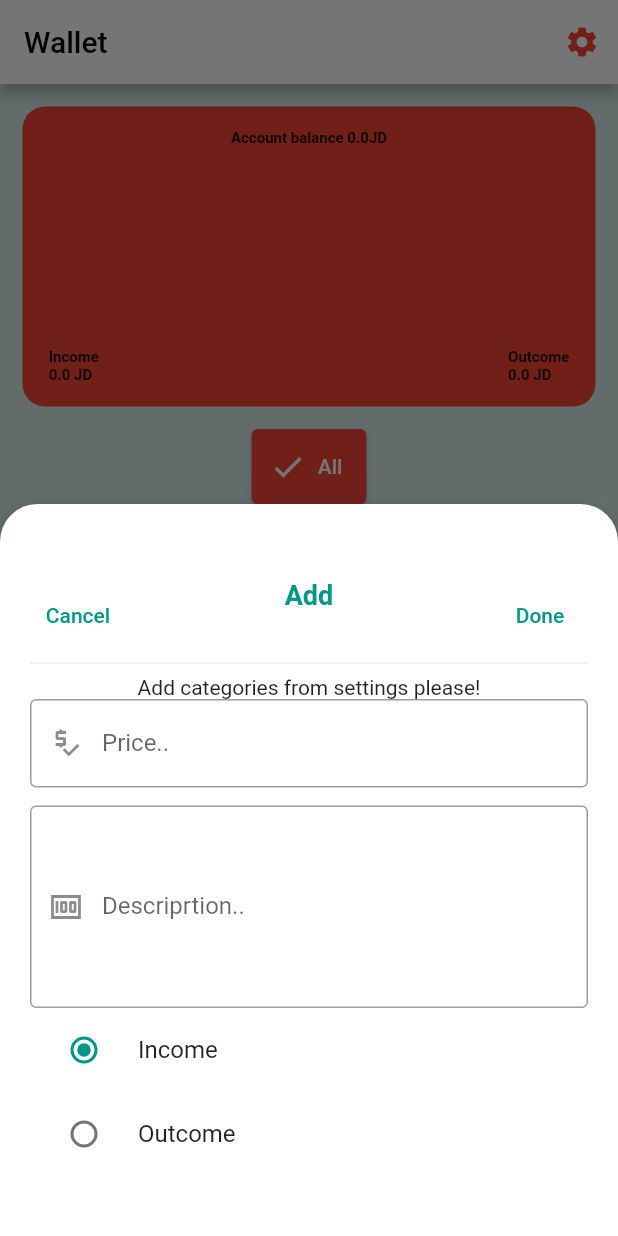
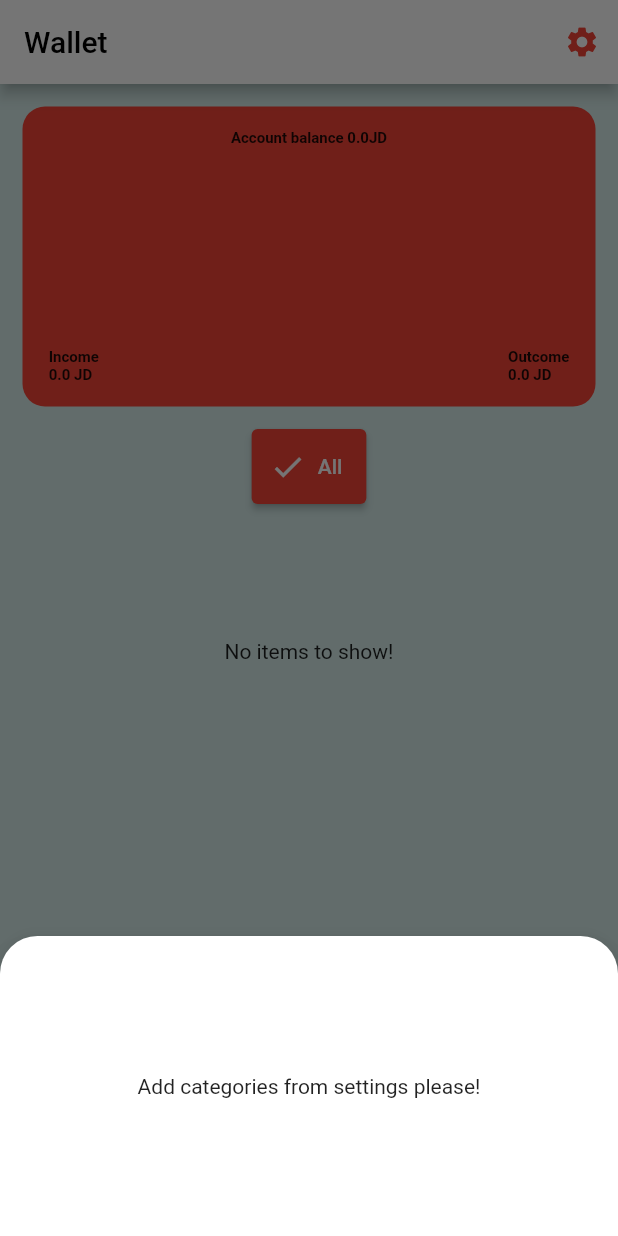
Before and after one commit to elianadaoud/new_wallet_app, a Flutter app: the screen it shows after launch, after a tap on the "add" icon, on a phone screen of 412 x 824 dp. Run offline on Flutter 3.47's test engine with Material 2 defaults, Android fonts, the phone set to English and light mode, and no system bars; our stand-ins replace get_it, hive, hive_flutter, pie_chart; accounts and stored records are empty.

Commit message:
bottom sheet when no cats

```diff
--- a/lib/screens/expenses/widgets/bottom_sheet_widget.dart
+++ b/lib/screens/expenses/widgets/bottom_sheet_widget.dart
@@ -68,7 +68,8 @@ class _BottomSheetWidgetState extends State<BottomSheetWidget> {
           crossAxisAlignment: CrossAxisAlignment.start,
           mainAxisSize: MainAxisSize.min,
           children: [
-          Form(
+            filteredCategoryList.isNotEmpty
+                ? Form(
                     key: formKey,
                     child: Padding(
                       padding: const EdgeInsets.only(top: 50, bottom: 40),
@@ -107,21 +108,18 @@ class _BottomSheetWidgetState extends State<BottomSheetWidget> {
                                           filteredCategoryList.first,
                                     );
                                     if (widget.trans != null) {
-                              newTransaction.uniqueId = widget.trans!.uniqueId;
+                                      newTransaction.uniqueId =
+                                          widget.trans!.uniqueId;
                                     }
                                     widget.onClicked(newTransaction);
-                            print(
-                                '${newTransaction.uniqueId}===== newtransaction');
                                   }
 
                                   Navigator.pop(context);
-                          setState(() {});
                                 }),
                           ],
                         ),
                         const Divider(),
-                filteredCategoryList.isNotEmpty
-                    ? DropdownButton(
+                        DropdownButton(
                           value: selectedCategory != null
                               ? filteredCategoryList.firstWhere(
                                   (element) => element == selectedCategory)
@@ -137,8 +135,7 @@ class _BottomSheetWidgetState extends State<BottomSheetWidget> {
                               selectedCategory = newValue!;
                             });
                           },
-                      )
-                    : Text('Add categories from settings please!'),
+                        ),
                         TextFormField(
                           controller: priceController,
                           validator: (value) {
@@ -202,8 +199,12 @@ class _BottomSheetWidgetState extends State<BottomSheetWidget> {
                       ]),
                     ),
                   )
+                : Container(
+                    height: 200,
+                    alignment: Alignment.center,
+                    child: Text('Add categories from settings please!'),
+                  ),
           ],
-      ),
-    );
+        ));
   }
 }
```
Lines whose indentation alone changed are shown as unchanged.
